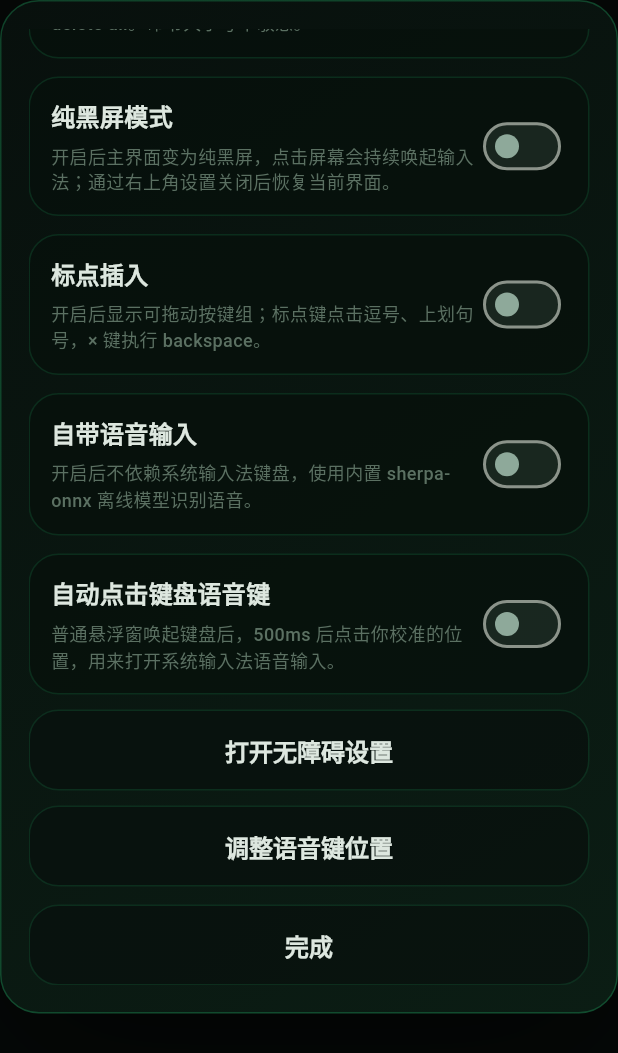
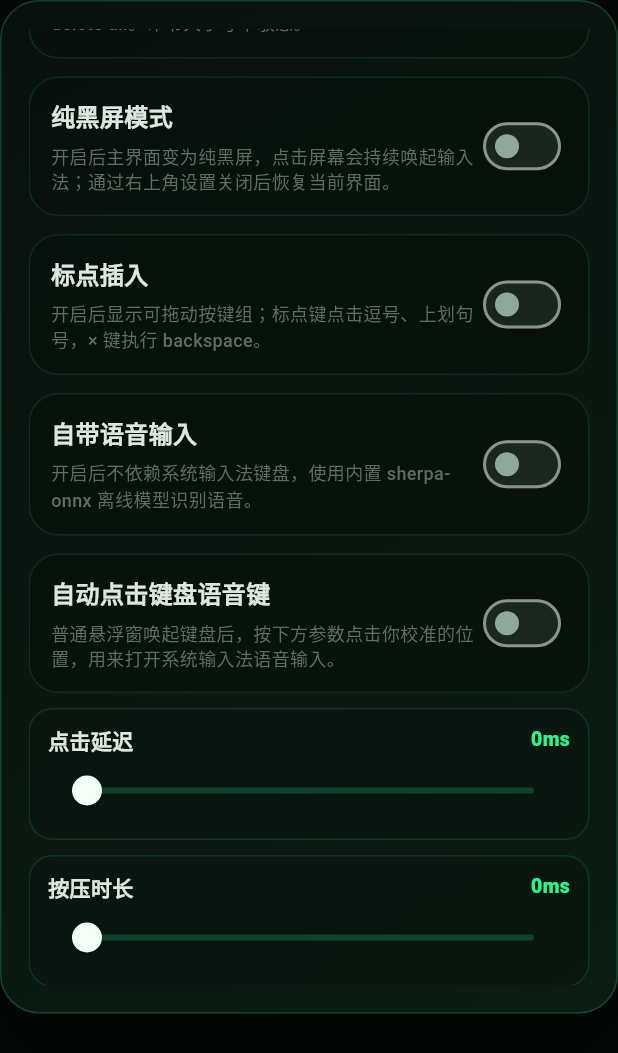
Before and after one commit to WestbrookLong/FlowVoice, a Flutter app: the _SettingsSheetV2 widget shown alone on an empty page, opened directly with empty values, scrolled down 329 dp, on a phone screen of 412 x 824 dp. Shown: the top 1053 px of the screen. Run offline on Flutter 3.47's test engine with Material 3 defaults, Android fonts, the phone set to English and light mode, and no system bars; our stand-ins replace shared_preferences; missing offline and left inert: mobile_scanner; accounts and stored records are empty; Roboto replaces fonts that are missing (sans).

Commit message:
无障碍优化

```diff
--- a/mobile_app/lib/main.dart
+++ b/mobile_app/lib/main.dart
@@ -14,6 +14,8 @@ const String _prefPureBlackMode = 'pureBlackMode';
 const String _prefPunctuationInsert = 'punctuationInsert';
 const String _prefBuiltInVoiceInput = 'builtInVoiceInput';
 const String _prefAutoVoiceKeyClick = 'autoVoiceKeyClick';
+const String _prefAutoVoiceKeyClickDelayMs = 'autoVoiceKeyClickDelayMs';
+const String _prefAutoVoiceKeyClickDurationMs = 'autoVoiceKeyClickDurationMs';
 const String _prefPunctuationKeyX = 'punctuationKeyX';
 const String _prefPunctuationKeyY = 'punctuationKeyY';
 
@@ -83,6 +85,8 @@ class _FlowVoicePageState extends State<FlowVoicePage>
   bool _punctuationInsert = false;
   bool _builtInVoiceInput = false;
   bool _autoVoiceKeyClick = false;
+  double _autoVoiceKeyClickDelayMs = 500;
+  double _autoVoiceKeyClickDurationMs = 500;
   bool _builtInVoiceListening = false;
   String _builtInVoiceStatus = 'ready';
   String _builtInVoiceBaseText = '';
@@ -220,6 +224,8 @@ class _FlowVoicePageState extends State<FlowVoicePage>
         'connected': _status == BridgeStatus.connected,
         'builtInVoice': _builtInVoiceInput,
         'autoVoiceClick': _autoVoiceKeyClick && !_builtInVoiceInput,
+        'autoVoiceClickDelayMs': _autoVoiceKeyClickDelayMs.round(),
+        'autoVoiceClickDurationMs': _autoVoiceKeyClickDurationMs.round(),
       });
       return started ?? false;
     } catch (_) {
@@ -383,6 +389,10 @@ class _FlowVoicePageState extends State<FlowVoicePage>
       _punctuationInsert = prefs.getBool(_prefPunctuationInsert) ?? false;
       _builtInVoiceInput = prefs.getBool(_prefBuiltInVoiceInput) ?? false;
       _autoVoiceKeyClick = prefs.getBool(_prefAutoVoiceKeyClick) ?? false;
+      _autoVoiceKeyClickDelayMs =
+          (prefs.getInt(_prefAutoVoiceKeyClickDelayMs) ?? 500).toDouble();
+      _autoVoiceKeyClickDurationMs =
+          (prefs.getInt(_prefAutoVoiceKeyClickDurationMs) ?? 500).toDouble();
       final punctuationX = prefs.getDouble(_prefPunctuationKeyX);
       final punctuationY = prefs.getDouble(_prefPunctuationKeyY);
       if (punctuationX != null && punctuationY != null) {
@@ -406,6 +416,14 @@ class _FlowVoicePageState extends State<FlowVoicePage>
       prefs.setBool(_prefPunctuationInsert, _punctuationInsert),
       prefs.setBool(_prefBuiltInVoiceInput, _builtInVoiceInput),
       prefs.setBool(_prefAutoVoiceKeyClick, _autoVoiceKeyClick),
+      prefs.setInt(
+        _prefAutoVoiceKeyClickDelayMs,
+        _autoVoiceKeyClickDelayMs.round(),
+      ),
+      prefs.setInt(
+        _prefAutoVoiceKeyClickDurationMs,
+        _autoVoiceKeyClickDurationMs.round(),
+      ),
     ]);
   }
 
@@ -810,6 +828,8 @@ class _FlowVoicePageState extends State<FlowVoicePage>
                   punctuationInsert: _punctuationInsert,
                   builtInVoiceInput: _builtInVoiceInput,
                   autoVoiceKeyClick: _autoVoiceKeyClick,
+                  autoVoiceKeyClickDelayMs: _autoVoiceKeyClickDelayMs,
+                  autoVoiceKeyClickDurationMs: _autoVoiceKeyClickDurationMs,
                   onFilterChanged: (value) => update(() {
                     _filterPunctuation = value;
                     if (!value) {
@@ -837,6 +857,10 @@ class _FlowVoicePageState extends State<FlowVoicePage>
                   }),
                   onAutoVoiceKeyClickChanged: (value) =>
                       update(() => _autoVoiceKeyClick = value),
+                  onAutoVoiceKeyClickDelayChanged: (value) =>
+                      update(() => _autoVoiceKeyClickDelayMs = value),
+                  onAutoVoiceKeyClickDurationChanged: (value) =>
+                      update(() => _autoVoiceKeyClickDurationMs = value),
                   onOpenAccessibilitySettings: _openAccessibilitySettings,
                   onCalibrateVoiceKeyClick: _startVoiceClickCalibration,
                   onClose: () => Navigator.of(context).pop(),
@@ -1771,6 +1795,78 @@ class _VoiceButton extends StatelessWidget {
   }
 }
 
+class _TimingSlider extends StatelessWidget {
+  const _TimingSlider({
+    required this.title,
+    required this.value,
+    required this.min,
+    required this.max,
+    required this.divisions,
+    required this.onChanged,
+  });
+
+  final String title;
+  final double value;
+  final double min;
+  final double max;
+  final int divisions;
+  final ValueChanged<double> onChanged;
+
+  @override
+  Widget build(BuildContext context) {
+    final displayValue = value.round();
+    return Container(
+      padding: const EdgeInsets.fromLTRB(12, 10, 12, 8),
+      decoration: BoxDecoration(
+        color: const Color(0x6608100D),
+        borderRadius: BorderRadius.circular(16),
+        border: Border.all(color: const Color(0x2428F58D)),
+      ),
+      child: Column(
+        crossAxisAlignment: CrossAxisAlignment.stretch,
+        children: <Widget>[
+          Row(
+            mainAxisAlignment: MainAxisAlignment.spaceBetween,
+            children: <Widget>[
+              Text(
+                title,
+                style: const TextStyle(
+                  color: Color(0xFFDDE7DF),
+                  fontSize: 14,
+                  fontWeight: FontWeight.w900,
+                ),
+              ),
+              Text(
+                '${displayValue}ms',
+                style: const TextStyle(
+                  color: Color(0xFF28F58D),
+                  fontSize: 13,
+                  fontWeight: FontWeight.w900,
+                ),
+              ),
+            ],
+          ),
+          SliderTheme(
+            data: SliderTheme.of(context).copyWith(
+              activeTrackColor: const Color(0xFF28F58D),
+              inactiveTrackColor: const Color(0x3328F58D),
+              thumbColor: const Color(0xFFF4FFF8),
+              overlayColor: const Color(0x3328F58D),
+            ),
+            child: Slider(
+              value: value.clamp(min, max),
+              min: min,
+              max: max,
+              divisions: divisions,
+              onChanged: onChanged,
+            ),
+          ),
+        ],
+      ),
+    );
+  }
+}
+
 class _SettingsSheetV2 extends StatelessWidget {
   const _SettingsSheetV2({
     required this.filterPunctuation,
@@ -1780,6 +1876,8 @@ class _SettingsSheetV2 extends StatelessWidget {
     required this.punctuationInsert,
     required this.builtInVoiceInput,
     required this.autoVoiceKeyClick,
+    required this.autoVoiceKeyClickDelayMs,
+    required this.autoVoiceKeyClickDurationMs,
     required this.onFilterChanged,
     required this.onConvertChanged,
     required this.onCommandChanged,
@@ -1787,6 +1885,8 @@ class _SettingsSheetV2 extends StatelessWidget {
     required this.onPunctuationInsertChanged,
     required this.onBuiltInVoiceInputChanged,
     required this.onAutoVoiceKeyClickChanged,
+    required this.onAutoVoiceKeyClickDelayChanged,
+    required this.onAutoVoiceKeyClickDurationChanged,
     required this.onOpenAccessibilitySettings,
     required this.onCalibrateVoiceKeyClick,
     required this.onClose,
@@ -1799,6 +1899,8 @@ class _SettingsSheetV2 extends StatelessWidget {
   final bool punctuationInsert;
   final bool builtInVoiceInput;
   final bool autoVoiceKeyClick;
+  final double autoVoiceKeyClickDelayMs;
+  final double autoVoiceKeyClickDurationMs;
   final ValueChanged<bool> onFilterChanged;
   final ValueChanged<bool>? onConvertChanged;
   final ValueChanged<bool> onCommandChanged;
@@ -1806,6 +1908,8 @@ class _SettingsSheetV2 extends StatelessWidget {
   final ValueChanged<bool> onPunctuationInsertChanged;
   final ValueChanged<bool> onBuiltInVoiceInputChanged;
   final ValueChanged<bool> onAutoVoiceKeyClickChanged;
+  final ValueChanged<double> onAutoVoiceKeyClickDelayChanged;
+  final ValueChanged<double> onAutoVoiceKeyClickDurationChanged;
   final VoidCallback onOpenAccessibilitySettings;
   final VoidCallback onCalibrateVoiceKeyClick;
   final VoidCallback onClose;
@@ -1899,9 +2003,27 @@ class _SettingsSheetV2 extends StatelessWidget {
               const SizedBox(height: 12),
               _SettingSwitch(
                 title: '自动点击键盘语音键',
-                description: '普通悬浮窗唤起键盘后，500ms 后点击你校准的位置，用来打开系统输入法语音输入。',
+                description: '普通悬浮窗唤起键盘后，按下方参数点击你校准的位置，用来打开系统输入法语音输入。',
                 value: autoVoiceKeyClick,
                 onChanged: onAutoVoiceKeyClickChanged,
+              ),
+              const SizedBox(height: 10),
+              _TimingSlider(
+                title: '点击延迟',
+                value: autoVoiceKeyClickDelayMs,
+                min: 200,
+                max: 1200,
+                divisions: 100,
+                onChanged: onAutoVoiceKeyClickDelayChanged,
+              ),
+              const SizedBox(height: 10),
+              _TimingSlider(
+                title: '按压时长',
+                value: autoVoiceKeyClickDurationMs,
+                min: 100,
+                max: 1000,
+                divisions: 90,
+                onChanged: onAutoVoiceKeyClickDurationChanged,
               ),
               const SizedBox(height: 10),
               _VoiceButton(
```
Also changed, not shown: 3 other files.
